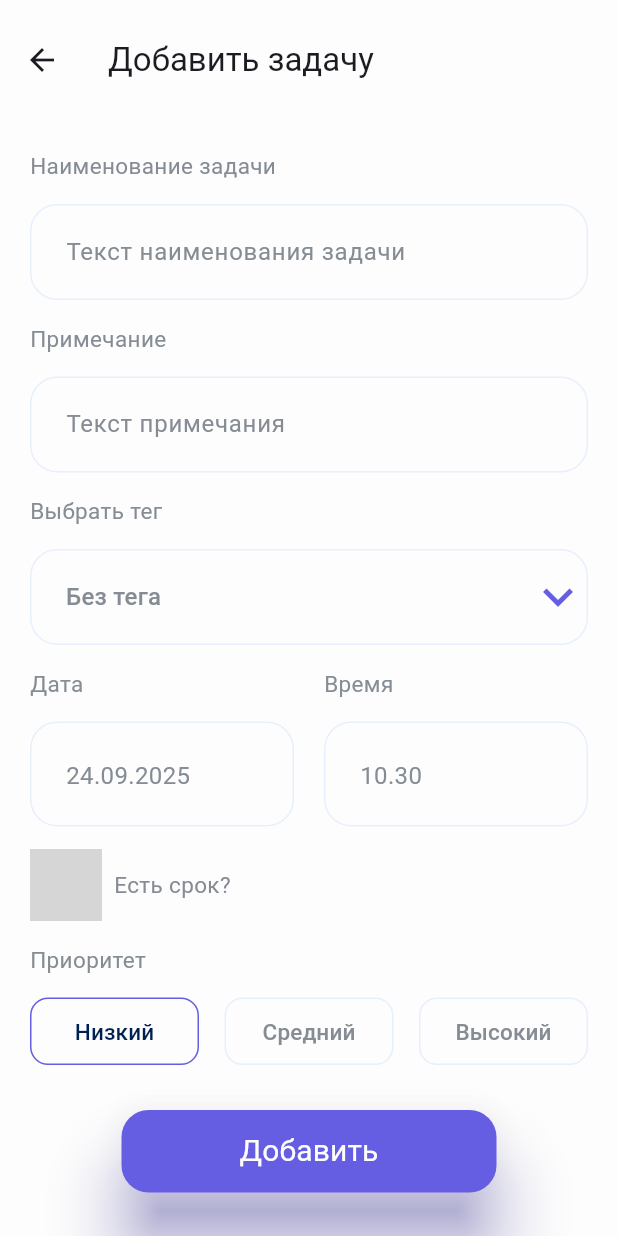
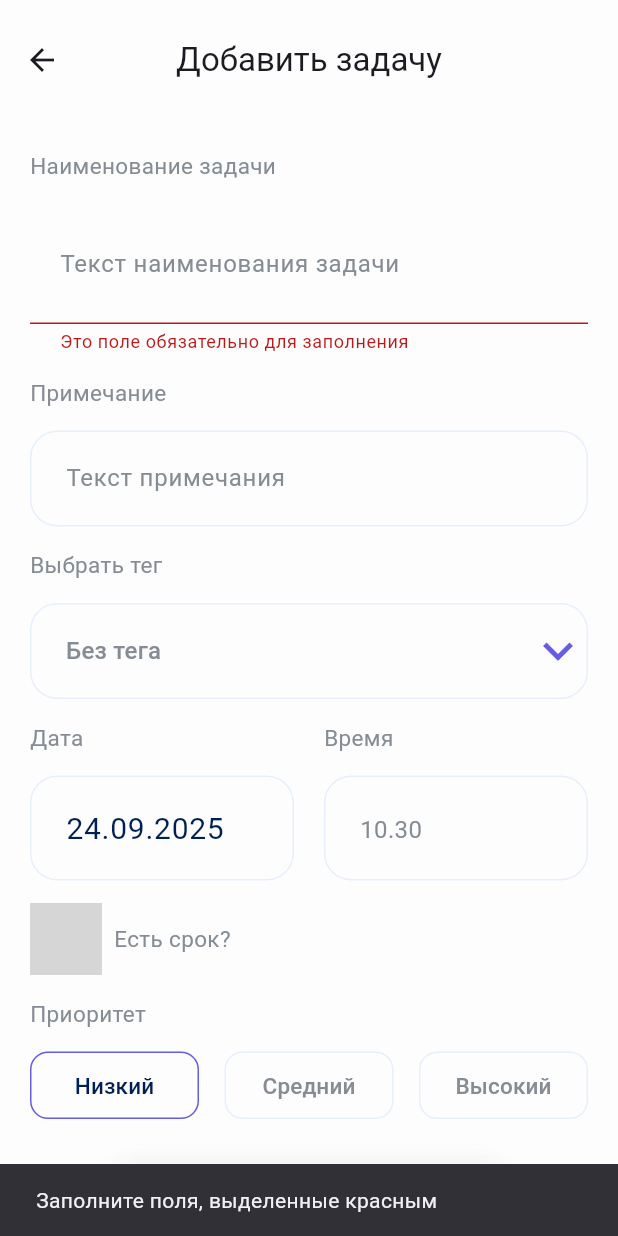
Before and after one commit to SawyerTheHollow/PersonalTaskTracker, a Flutter app: the AddTaskScreen screen opened directly, after a tap on "Добавить", on a phone screen of 412 x 824 dp. Run offline on Flutter 3.47's test engine with Material 3 defaults, Android fonts, the phone set to English and light mode, and no system bars; our stand-ins replace dio, flutter_secure_storage, get_it, hive, hive_flutter, retrofit and 1 more; missing offline and left inert: custom_check_box; accounts and stored records are empty; generated files the repository leaves out were written again; grey boxes are pictures that could not be loaded.

Commit message:
hive подключен к get_it, логика экрана AddTaskScreen, у всех файлов убраны неиспользуемые зависимости

```diff
--- a/lib/ui/screens/add_task_screen.dart
+++ b/lib/ui/screens/add_task_screen.dart
@@ -3,10 +3,11 @@ import 'package:first_flutter_project/ui/shared/palette.dart';
 import 'package:first_flutter_project/ui/shared/taska_elevated_button.dart';
 import 'package:first_flutter_project/ui/shared/taska_text_form_field.dart';
 import 'package:first_flutter_project/ui/shared/taska_toggle_buttons.dart';
-import 'package:flutter/cupertino.dart';
 import 'package:flutter/material.dart';
 import 'package:hive_flutter/adapters.dart';
 import 'package:intl/intl.dart';
+import 'package:hive_flutter/hive_flutter.dart';
+import '../../injection/service_locator.dart';
 
 class AddTaskScreen extends StatefulWidget {
   AddTaskScreen({Key? key});
@@ -26,6 +27,8 @@ class _AddTaskScreenState extends State<AddTaskScreen> {
   String _selectedPriority = "Низкий";
   bool _showDeadlineForms = false;
 
+  GlobalKey<FormState> _formKey = GlobalKey<FormState>();
+
   //Функция для обновления значения _selectedPriority
   void _updateSelectedPriority(String newPriority) {
     setState(() {
@@ -33,13 +36,25 @@ class _AddTaskScreenState extends State<AddTaskScreen> {
     });
   }
 
+  //Функция для валидации текстового поля
+  String? _validator(String? value) {
+    if (value == null || value.isEmpty) {
+      return "Это поле обязательно для заполнения";
+    }
+    return null;
+  }
+
   @override
   Widget build(BuildContext context) {
+    var taskBox = getIt<Box>();
     final String currentDate = DateFormat('dd.MM.yyyy').format(DateTime.now());
     final String currentTime = DateFormat('hh.mm').format(DateTime.now());
+    _tagController.text = "Без тега";
+    _dateController.text = currentDate;
 
     return Scaffold(
       appBar: AppBar(
+        centerTitle: true,
         toolbarHeight: 80,
         title: Text("Добавить задачу"),
         backgroundColor: taskaBackground,
@@ -48,6 +63,8 @@ class _AddTaskScreenState extends State<AddTaskScreen> {
       body: SingleChildScrollView(
         child: Padding(
           padding: EdgeInsets.all(20),
+          child: Form(
+            key: _formKey,
             child: Column(
               crossAxisAlignment: CrossAxisAlignment.start,
               children: [
@@ -59,6 +76,7 @@ class _AddTaskScreenState extends State<AddTaskScreen> {
                 TaskaTextFormField(
                   labelText: "Текст наименования задачи",
                   controller: _nameController,
+                  validator: _validator,
                 ),
                 SizedBox(height: 15),
                 Text(
@@ -127,7 +145,6 @@ class _AddTaskScreenState extends State<AddTaskScreen> {
                     setState(() {
                       _tagController.text = value ?? "";
                     });
-                  print(_tagController.text);
                   },
                   decoration: InputDecoration(
                     contentPadding: EdgeInsets.all(20),
@@ -245,10 +262,9 @@ class _AddTaskScreenState extends State<AddTaskScreen> {
                                   2,
                                   '0',
                                 );
-                              final minute = picked?.minute.toString().padLeft(
-                                2,
-                                '0',
-                              );
+                                final minute = picked?.minute
+                                    .toString()
+                                    .padLeft(2, '0');
                                 _timeController.text = '$hour:$minute';
                               },
                             ),
@@ -321,7 +337,9 @@ class _AddTaskScreenState extends State<AddTaskScreen> {
                                   ),
                                   focusedBorder: OutlineInputBorder(
                                     borderRadius: BorderRadius.circular(18),
-                                  borderSide: BorderSide(color: taskaPurplish),
+                                    borderSide: BorderSide(
+                                      color: taskaPurplish,
+                                    ),
                                   ),
                                 ),
                                 controller: _doBeforeDateController,
@@ -374,12 +392,15 @@ class _AddTaskScreenState extends State<AddTaskScreen> {
                                   ),
                                   focusedBorder: OutlineInputBorder(
                                     borderRadius: BorderRadius.circular(18),
-                                  borderSide: BorderSide(color: taskaPurplish),
+                                    borderSide: BorderSide(
+                                      color: taskaPurplish,
+                                    ),
                                   ),
                                 ),
                                 controller: _doBeforeTimeController,
                                 onTap: () async {
-                                final TimeOfDay? picked = await showTimePicker(
+                                  final TimeOfDay? picked =
+                                      await showTimePicker(
                                         context: context,
                                         initialTime: TimeOfDay.now(),
                                       );
@@ -390,7 +411,8 @@ class _AddTaskScreenState extends State<AddTaskScreen> {
                                   final minute = picked?.minute
                                       .toString()
                                       .padLeft(2, '0');
-                                _doBeforeTimeController.text = '$hour:$minute';
+                                  _doBeforeTimeController.text =
+                                      '$hour:$minute';
                                 },
                               ),
                             ],
@@ -414,13 +436,42 @@ class _AddTaskScreenState extends State<AddTaskScreen> {
                 Row(
                   mainAxisAlignment: MainAxisAlignment.center,
                   children: [
-                  SizedBox(width: 250, child: TaskaElevatedButton(text: "Добавить", onPressed: () {})),
+                    SizedBox(
+                      width: 250,
+                      child: TaskaElevatedButton(
+                        text: "Добавить",
+                        onPressed: () async {
+                          if (_formKey.currentState!.validate()) {
+                            taskBox.add({
+                              'name': _nameController.text,
+                              'note': _noteController.text,
+                              'tag': _tagController.text,
+                              'date': _dateController.text,
+                              'time': _timeController.text,
+                              'doBeforeDate': _doBeforeDateController.text,
+                              'doBeforeTime': _doBeforeTimeController.text,
+                              'priority': _selectedPriority,
+                            });
+                            Navigator.pop(context);
+                          } else {
+                            ScaffoldMessenger.of(context).showSnackBar(
+                              SnackBar(
+                                content: Text(
+                                  'Заполните поля, выделенные красным',
+                                ),
+                              ),
+                            );
+                          }
+                        },
+                      ),
+                    ),
                   ],
                 ),
               ],
             ),
           ),
         ),
+      ),
     );
   }
 }
--- a/lib/ui/screens/dashboard_screen.dart
+++ b/lib/ui/screens/dashboard_screen.dart
@@ -6,8 +6,6 @@ import 'package:first_flutter_project/ui/shared/palette.dart';
 import 'package:flutter/material.dart';
 import 'package:intl/intl.dart';
 import 'package:table_calendar/table_calendar.dart';
-import 'package:first_flutter_project/injection/service_locator.dart';
-import 'package:hive_flutter/hive_flutter.dart';
 
 class DashboardScreen extends StatefulWidget {
   DashboardScreen({Key? key});
--- a/lib/ui/shared/taska_elevated_button.dart
+++ b/lib/ui/shared/taska_elevated_button.dart
@@ -1,5 +1,4 @@
 import 'package:first_flutter_project/ui/shared/palette.dart';
-import 'package:flutter/cupertino.dart';
 import 'package:flutter/material.dart';
 
 class TaskaElevatedButton extends StatelessWidget {
--- a/lib/ui/shared/taska_text_form_field.dart
+++ b/lib/ui/shared/taska_text_form_field.dart
@@ -1,5 +1,4 @@
 import 'package:first_flutter_project/ui/shared/palette.dart';
-import 'package:flutter/cupertino.dart';
 import 'package:flutter/material.dart';
 
 class TaskaTextFormField extends StatefulWidget {
```
Also changed, not shown: lib/injection/service_locator.dart (+9 -12 lines), lib/main.dart (+0 -7 lines). Lines whose indentation alone changed are shown as unchanged.
